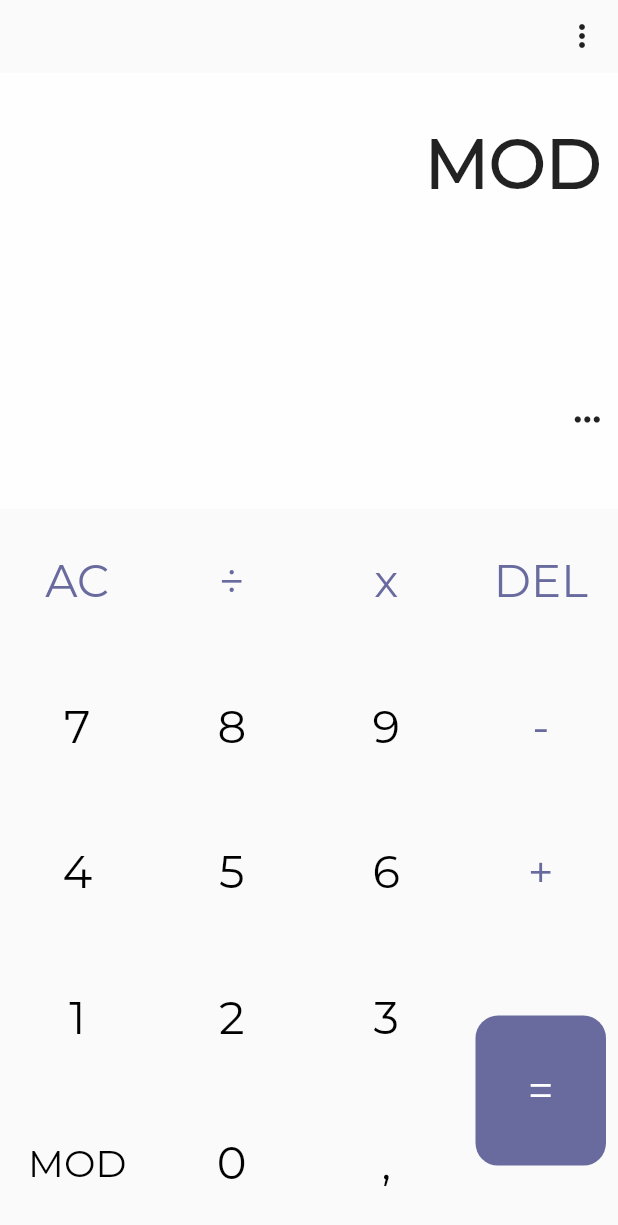
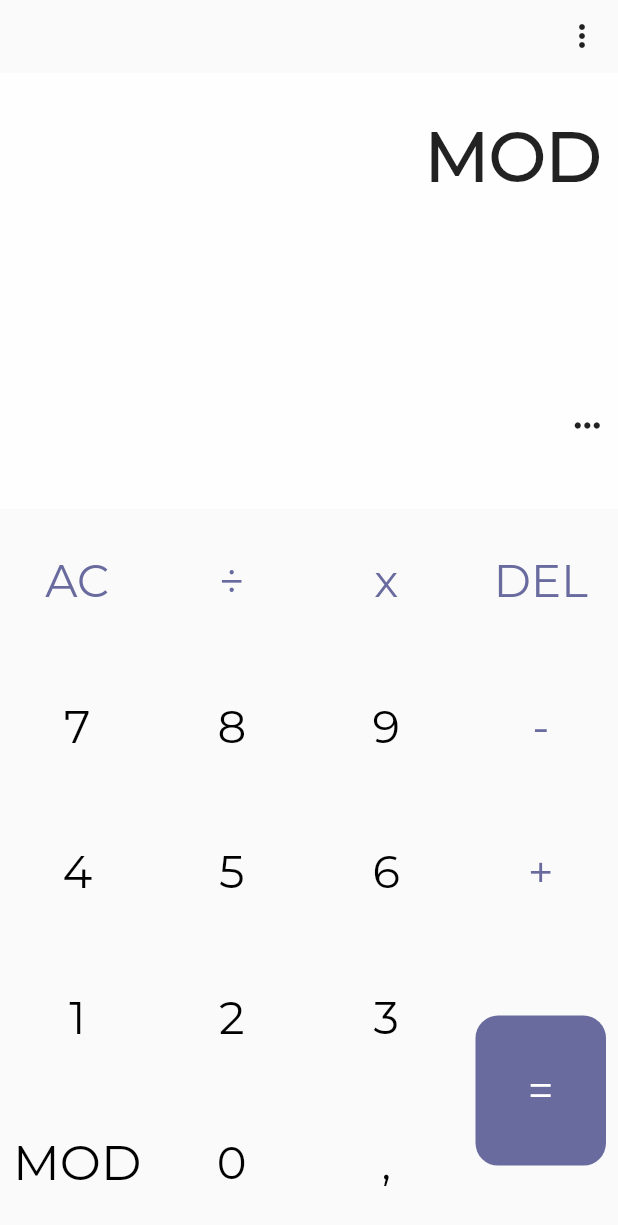
Before and after one commit to Gnac05/Calculator, a Flutter app: the screen it shows after launch, after a tap on "MOD", on a phone screen of 412 x 824 dp. Shown: the top 1225 px of the screen. Run offline on Flutter 3.47's test engine with Material 2 defaults, Android fonts, the phone set to English and light mode, and no system bars; our stand-ins replace math_expressions, sqflite; missing offline and left inert: fraction; accounts and stored records are empty.

Commit message:
new features some initialisation of selectabletext

```diff
--- a/lib/screen/classique_calculator.dart
+++ b/lib/screen/classique_calculator.dart
@@ -25,6 +25,9 @@ class _ClassiqueState extends State<Classique> {
   double size_expression = 45;
   double size_result = 30;
   bool s_to_d = false;
+  bool cursor = false;
+  int positionCursorStart = 0;
+  int positionCursorEnd = 1;
 
   // Fonctions utils
   //1
@@ -122,6 +125,9 @@ class _ClassiqueState extends State<Classique> {
           {
             expression = "0";
             result = "0";
+            cursor = false;
+  positionCursorStart = 0;
+  positionCursorEnd = 1;
             break;
           }
         case "DEL":
@@ -262,7 +268,16 @@ class _ClassiqueState extends State<Classique> {
             break;
           }
         case "ln":
+          if (positionCursorEnd == positionCursorStart) {
+            String start = expression.substring(0, positionCursorStart);
+            String end = expression.substring(positionCursorEnd);
+            expression = start + 'ln(' + end;
+            positionCursorEnd=positionCursorEnd+3;
+            positionCursorStart=positionCursorStart+3;
+
+          } else {
             expression == '0' ? expression = 'ln(' : expression += 'ln(';
+          }
           break;
         case "√":
           expression == '0' ? expression = '√(' : expression += '√(';
@@ -324,9 +339,11 @@ class _ClassiqueState extends State<Classique> {
   Widget ColorText(String text, Color color) {
     return TextButton(
       onPressed: () => changed(text),
+      child: FittedBox(
         child: Text(
           text,
-        style: TextStyle(color: color, fontSize: (text == 'MOD') ? 25 : 30),
+          style: TextStyle(color: color, fontSize: 30),
+        ),
       ),
     );
   }
@@ -397,12 +414,34 @@ class _ClassiqueState extends State<Classique> {
                               children: [
                                 Padding(
                                   padding:
-                                      const EdgeInsets.symmetric(vertical: 25),
+                                      const EdgeInsets.symmetric(vertical: 20),
+                                  child: TextSelectionTheme(
+                                    data: TextSelectionThemeData(
+                                        selectionColor: ePcolor,
+                                        cursorColor: ePcolor),
                                     child: SelectableText(
                                       expression,
+                                      showCursor: cursor,
+                                      onTap: (){
+                                        setState(() {
+                                          cursor=true;
+                                        });
+                                      },
+                                      onSelectionChanged:
+                                          (textSelection, cause) {
+                                        print('Début ${textSelection.start}');
+                                        print('fin ${textSelection.end}');
+                                        setState(() {
+                                          positionCursorStart =
+                                              textSelection.start;
+                                          positionCursorEnd = textSelection.end;
+                                        });
+
+                                      },
                                       style: TextStyle(
                                           fontSize: size_expression,
                                           fontWeight: FontWeight.bold),
+                                    ),
                                   ),
                                 ),
                               ],
@@ -413,9 +452,10 @@ class _ClassiqueState extends State<Classique> {
                       Expanded(
                         flex: 4,
                         child: Padding(
-                          padding: const EdgeInsets.fromLTRB(8, 0, 8, 8),
+                          padding: const EdgeInsets.fromLTRB(8, 0, 8, 0),
                           child: Container(
                             alignment: Alignment.centerRight,
+                            child: FittedBox(
                               child: SelectableText(
                                 result == ''
                                     ? result
@@ -423,11 +463,15 @@ class _ClassiqueState extends State<Classique> {
                                         ? result.codeUnits[0] < 58
                                             ? s_to_d
                                                 ? detector_of_char(
-                                                      result.length, result, 44)
+                                                        result.length,
+                                                        result,
+                                                        44)
                                                     ? '${_toFraction(result)}'
                                                     : sequencer(result)
                                                 : detector_of_char(
-                                                      result.length, result, 44)
+                                                        result.length,
+                                                        result,
+                                                        44)
                                                     ? result
                                                     : sequencer(result)
                                             : result
@@ -435,6 +479,7 @@ class _ClassiqueState extends State<Classique> {
                                 style: TextStyle(
                                     fontSize: size_result,
                                     fontWeight: FontWeight.bold),
+                              ),
                             ),
                           ),
                         ),
@@ -514,8 +559,9 @@ class _ClassiqueState extends State<Classique> {
                                         child: Row(
                                       children: [
                                         Expanded(
-                                            child:
-                                                ColorText("MOD", Colors.black)),
+                                            child: FittedBox(
+                                                child: ColorText(
+                                                    "MOD", Colors.black))),
                                         Expanded(
                                             child:
                                                 ColorText("0", Colors.black)),
@@ -614,9 +660,12 @@ class _ClassiqueState extends State<Classique> {
                                                   s_to_d = !s_to_d;
                                                 });
                                               },
+                                              child: FittedBox(
                                                 child: const Text(
                                                   'S <=> D',
-                                                style: TextStyle(fontSize: 12),
+                                                  style:
+                                                      TextStyle(fontSize: 15),
+                                                ),
                                               )),
                                         )),
                                         Expanded(
--- a/lib/screen/popupmenu.dart
+++ b/lib/screen/popupmenu.dart
@@ -2,7 +2,6 @@ import 'package:flutter/material.dart';
 import 'package:gnac_caculator/screen/apropos.dart';
 import 'package:gnac_caculator/screen/historique.dart';
 import 'package:gnac_caculator/screen/matrice/matrice.dart';
-//import 'package:gnac_caculator/screen/to_dev_page.dart';
 import 'package:gnac_caculator/widgets/popup.dart';
 import 'RSENI.dart';
 import 'equation.dart';
@@ -26,7 +25,7 @@ class PopupMenu extends StatelessWidget {
                 text: 'Système d\'équations', widget: Resolution())),
         const PopupMenuItem(
             child: PopupWidget(text: 'A Propos', widget: APropos())),
-        // const PopupMenuItem(child: PopupWidget(text: 'Auto Code', widget: Choix()))
+      //  const PopupMenuItem(child: PopupWidget(text: 'Auto Code', widget: Choix()))
       ],
     );
   }
--- a/pubspec.yaml
+++ b/pubspec.yaml
@@ -1,5 +1,5 @@
 name: gnac_caculator
-description: A new Flutter project.
+description: Notre Appli fait non seulement les calculs mais aussi plein d'autre chose comme le calcul du déterminant des matrices, donne l'inverse d'une matrice, résoud non seulement un système d'équation mais aussi les équations du second ordre.
 
 publish_to: "none"
 
```
Also changed, not shown: pubspec.lock, 6 other files. Lines whose indentation alone changed are shown as unchanged.
